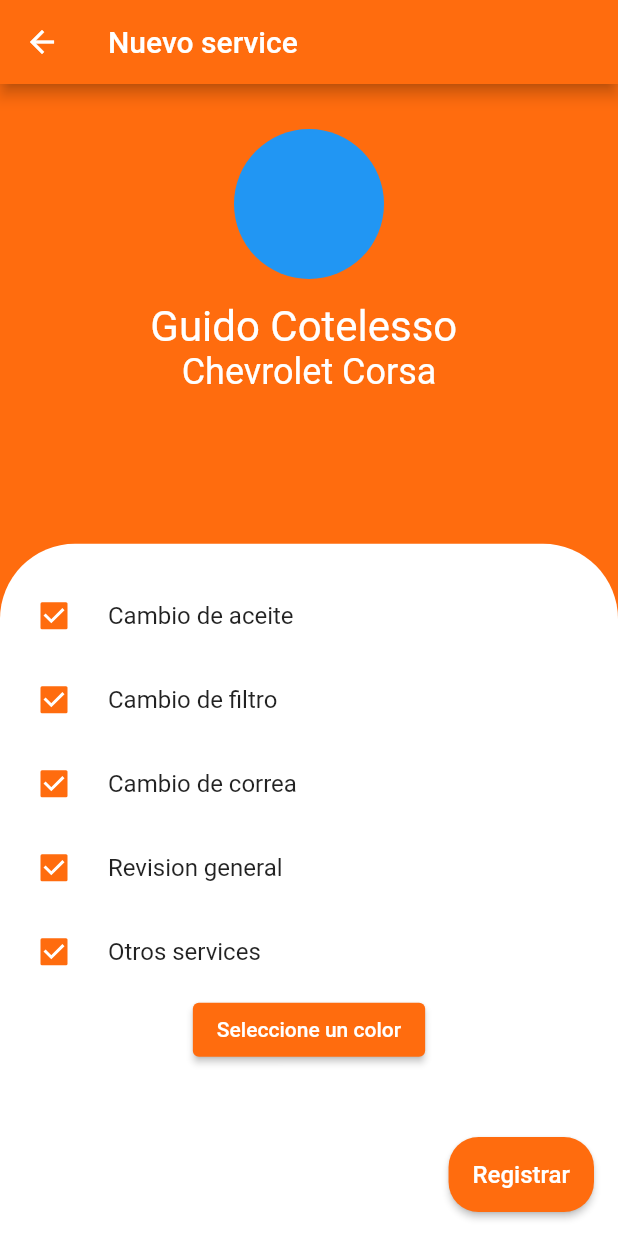
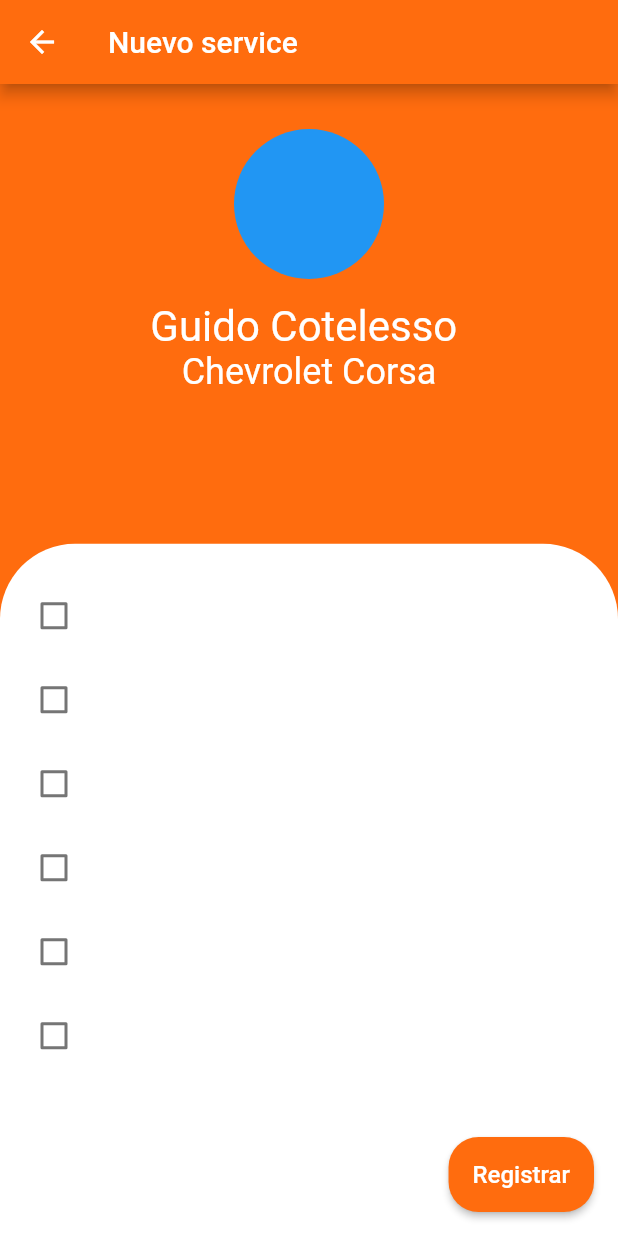
Before and after one commit to kloehz/pickit-challenge, a Flutter app: the CarDetails screen opened directly with empty values, after a tap on "Nuevo Service", on a phone screen of 412 x 824 dp. Run offline on Flutter 3.47's test engine with Material 2 defaults, Android fonts, the phone set to English and light mode, and no system bars; our stand-ins replace animate_do, dio, flutter_colorpicker, flutter_speed_dial; network calls fail.

Commit message:
[ADD]ServiceStatus model

```diff
--- a/lib/main.dart
+++ b/lib/main.dart
@@ -5,8 +5,8 @@ import 'package:pickit/services/register_service.dart';
 import 'package:provider/provider.dart';
 
 import 'package:pickit/providers/providers.dart';
-import 'package:pickit/routes/routes.dart';
 import 'package:pickit/themes/main_theme.dart';
+import 'package:pickit/routes/routes.dart' as route;
 
 void main() => runApp(const MyApp());
 
@@ -24,8 +24,8 @@ class MyApp extends StatelessWidget {
       ],
       child: MaterialApp(
         title: 'Pick It',
-        routes: getRoutes(),
-        initialRoute: 'home',
+        onGenerateRoute: route.controller,
+        initialRoute: route.homePage,
         theme: mainTheme()
       ),
     );
--- a/lib/models/vehicles_model.dart
+++ b/lib/models/vehicles_model.dart
@@ -12,6 +12,7 @@ class Vehicle {
     required this.patent,
     required this.color,
     required this.owner,
+    required this.lastService
   });
 
   String brand;
@@ -20,6 +21,7 @@ class Vehicle {
   String patent;
   String color;
   Owner owner;
+  LastService lastService;
 
   factory Vehicle.fromJson(Map<String, dynamic> json) => Vehicle(
     brand: json["brand"],
@@ -27,6 +29,7 @@ class Vehicle {
     year: json["year"],
     patent: json["patent"],
     color: json["color"],
+    lastService: LastService.fromJson(json["lastService"]),
     owner: Owner.fromJson(json["owner"]),
   );
 
@@ -37,7 +40,66 @@ class Vehicle {
     "patent": patent,
     "color": color,
     "owner": owner.toJson(),
+    "lastService": lastService.toJson()
   };
+}
+
+class LastService {
+
+  ServiceDescription aceite;
+  ServiceDescription filtro;
+  ServiceDescription correa;
+  ServiceDescription general;
+  ServiceDescription pintura;
+  ServiceDescription otro;
+
+  LastService({
+    required this.aceite,
+    required this.filtro,
+    required this.correa,
+    required this.general,
+    required this.pintura,
+    required this.otro,
+  });
+
+  factory LastService.fromJson(Map<String, dynamic> json) => LastService(
+    aceite: ServiceDescription.fromJson(json["aceite"]),
+    filtro: ServiceDescription.fromJson(json["filtro"]),
+    correa: ServiceDescription.fromJson(json["correa"]),
+    general: ServiceDescription.fromJson(json["general"]),
+    pintura: ServiceDescription.fromJson(json["pintura"]),
+    otro: ServiceDescription.fromJson(json["otro"]),
+  );
+
+  Map<String, ServiceDescription> toJson() => {
+    "aceite": aceite,
+    "filtro": filtro,
+    "correa": correa,
+    "general": general,
+    "pintura": pintura,
+    "otro": otro
+  };
+}
+
+class ServiceDescription {
+  String description;
+  bool state;
+
+  ServiceDescription({
+    required this.description,
+    required this.state
+  });
+
+  factory ServiceDescription.fromJson(Map<String, dynamic> json) => ServiceDescription(
+    description: json["description"],
+    state: json["state"]
+  );
+
+  Map<String, dynamic> toJson() => {
+    "description": description,
+    "state": state
+  };
+
 }
 
 class Owner {
--- a/lib/pages/car_details_page.dart
+++ b/lib/pages/car_details_page.dart
@@ -29,11 +29,7 @@ class CarDetails extends StatelessWidget {
         height: 50,
         child: ElevatedButton(
           child: const Text('Nuevo Service', style: TextStyle(fontSize: 16)),
-          onPressed: () => Navigator.of(context).push(
-            MaterialPageRoute(builder: (context) {
-              return NewServicePage(vehicle: vehicle);
-            })
-          ),
+          onPressed: () => Navigator.pushNamed(context, 'newService', arguments: vehicle),
           style: ButtonStyle(
             backgroundColor: MaterialStateProperty.all<Color>(primaryColor),
             shape: MaterialStateProperty.all<RoundedRectangleBorder>(
@@ -92,7 +88,7 @@ class CarDetails extends StatelessWidget {
               ),
             ),
           ),
-          _ServiceInformation(),
+          _ServiceInformation(vehicle: vehicle),
         ],
       ),
     );
@@ -100,6 +96,11 @@ class CarDetails extends StatelessWidget {
 }
 
 class _ServiceInformation extends StatelessWidget {
+
+  final Vehicle vehicle;
+
+  const _ServiceInformation({ Key? key, required this.vehicle }) : super(key: key);
+
 
   @override
   Widget build(BuildContext context) {
@@ -130,12 +131,12 @@ class _ServiceInformation extends StatelessWidget {
             ),
             const Divider(thickness: 2),
             Column(
-              children: servicesList.entries.map((item) {
-              return CheckBoxService(
-                value: item.value['state'],
-                serviceText: item.value['description']
-              );
-            }).toList(),
+              children: vehicle.lastService.toJson().entries.map((item) {
+                return CheckBoxService(
+                  value: item.value.state,
+                  serviceText: item.value.description
+                );
+              }).toList(),
             ),
           ],
         )
--- a/lib/pages/home_page.dart
+++ b/lib/pages/home_page.dart
@@ -83,11 +83,7 @@ class _ItemContainer extends StatelessWidget {
   @override
   Widget build(BuildContext context) {
     return GestureDetector(
-      onTap: () => Navigator.of(context).push(
-        MaterialPageRoute(builder: (context) {
-          return CarDetails(vehicle: vehicle);
-        })
-      ),
+      onTap: () => Navigator.pushNamed(context, 'carDetails', arguments: vehicle),
       child: Container(
         decoration: BoxDecoration(
           color: Colors.white,
--- a/lib/pages/new_service_page.dart
+++ b/lib/pages/new_service_page.dart
@@ -78,7 +78,7 @@ class NewServicePage extends StatelessWidget {
                 topRight:  Radius.circular(50)
               )
             ),
-            child: const ServicesList()
+            child: _ServicesList(vehicle: vehicle)
           )
         ],
       ),
@@ -86,41 +86,43 @@ class NewServicePage extends StatelessWidget {
   }
 }
 
-class ServicesList extends StatelessWidget {
-  const ServicesList({
+class _ServicesList extends StatelessWidget {
+
+  final Vehicle vehicle;
+
+  const _ServicesList({
     Key? key,
+    required this.vehicle
   }) : super(key: key);
 
   @override
   Widget build(BuildContext context) {
 
-    // final services = Provider.of<ServicesListProvider>(context);
+    List<CheckBoxService> serviceList = [];
 
-    return Column(
-      children: [
-        const CheckBoxService(
-          serviceText: 'Cambio de aceite', value: true
-        ),
-        const CheckBoxService(
-          serviceText: 'Cambio de filtro', value: true
-        ),
-        const CheckBoxService(
-          serviceText: 'Cambio de correa', value: true
-        ),
-        const CheckBoxService(
-          serviceText: 'Revision general', value: true
-        ),
-        const CheckBoxService(
-          serviceText: 'Otros services', value: true
-        ),
-        ElevatedButton(
-          child: const Text('Seleccione un color'),
-          onPressed: () => showColorPicker(context),
-          style: ButtonStyle(
-            backgroundColor: MaterialStateProperty.all<Color>(primaryColor),
-          )
-        ),
-      ],
+    vehicle.lastService.toJson().entries.map((item) {
+      serviceList.add(CheckBoxService(
+        value: item.value.state,
+        serviceText: item.value.description
+      ));
+    });
+
+    return SingleChildScrollView(
+      child: Column(
+        children: vehicle.lastService.toJson().entries.map((item) {
+            return CheckBoxService(
+              value: item.value.state,
+              serviceText: item.value.description
+            );
+          }).toList()
+          // ElevatedButton(
+          //   child: const Text('Seleccione un color'),
+          //   onPressed: () => showColorPicker(context),
+          //   style: ButtonStyle(
+          //     backgroundColor: MaterialStateProperty.all<Color>(primaryColor),
+          //   )
+          // ),
+      ),
     );
   }
 }
--- a/lib/routes/routes.dart
+++ b/lib/routes/routes.dart
@@ -1,12 +1,30 @@
 import 'package:flutter/material.dart';
+import 'package:pickit/models/vehicles_model.dart';
 import 'package:pickit/pages/pages.dart';
 
-Map<String, WidgetBuilder> getRoutes() {
-  return <String, WidgetBuilder>{
-    'home': (context) => const HomePage(),
-    // 'carDetails': ( _ ) => const CarDetails(),
-    'newCar': ( _ ) => const NewCar(),
-    'newOwner': ( _ ) => const NewOwner(),
-    // 'newService': ( _ ) => const NewServicePage(),
-  };
+const String homePage       = 'home';
+const String carDetailsPage = 'carDetails';
+const String newCarPage     = 'newCar';
+const String newOwnerPage   = 'newOwner';
+const String newServicePage = 'newService';
+
+Route<dynamic> controller(RouteSettings settings) {
+  switch (settings.name) {
+    case homePage:
+      return MaterialPageRoute(builder: (context) => const HomePage());
+    case carDetailsPage:
+      return MaterialPageRoute(builder: (context) => CarDetails(
+        vehicle: settings.arguments as Vehicle,
+      ));
+    case newCarPage:
+      return MaterialPageRoute(builder: (context) => const NewCar());
+    case newOwnerPage:
+      return MaterialPageRoute(builder: (context) => const NewOwner());
+    case newServicePage:
+      return MaterialPageRoute(builder: (context) => NewServicePage(
+        vehicle: settings.arguments as Vehicle,
+      ));
+    default:
+      return MaterialPageRoute(builder: (context) => const HomePage());
+  }
 }
--- a/lib/services/get_vehicles.dart
+++ b/lib/services/get_vehicles.dart
@@ -32,6 +32,7 @@ class GetVehicles with ChangeNotifier {
         throw res.msg;
       }
     } catch (err) {
+      print(err);
       if( err.runtimeType == String ){
         rethrow;
       } else {
```
Also changed, not shown: lib/providers/services_list.dart (line endings or trailing spaces).
